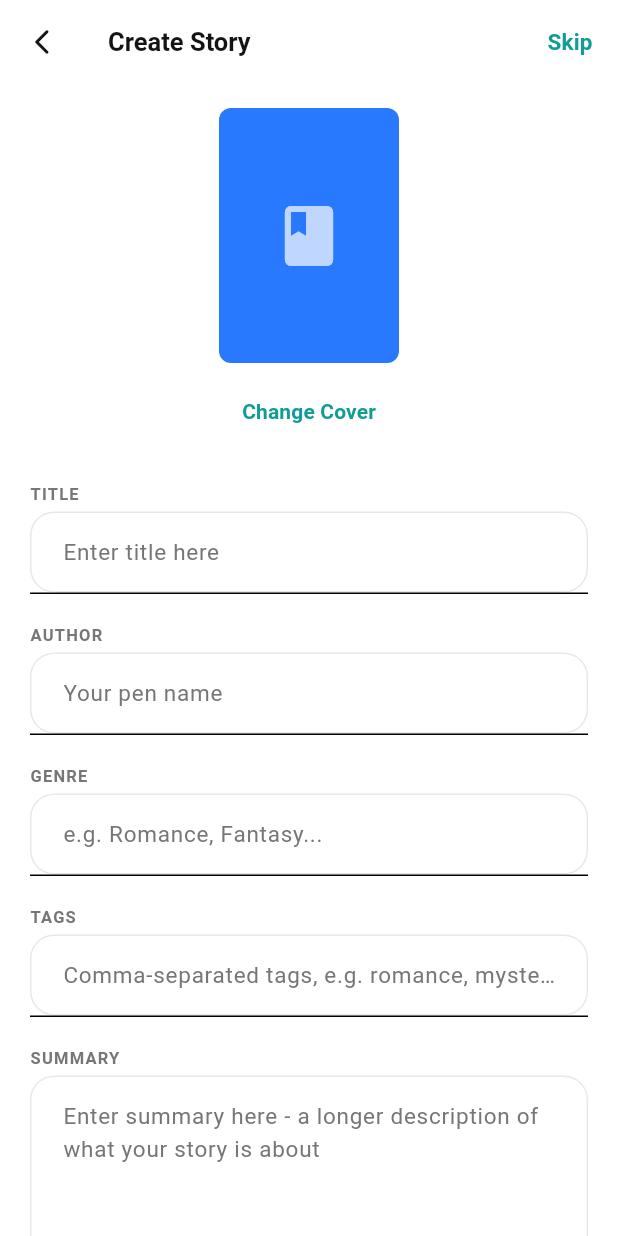
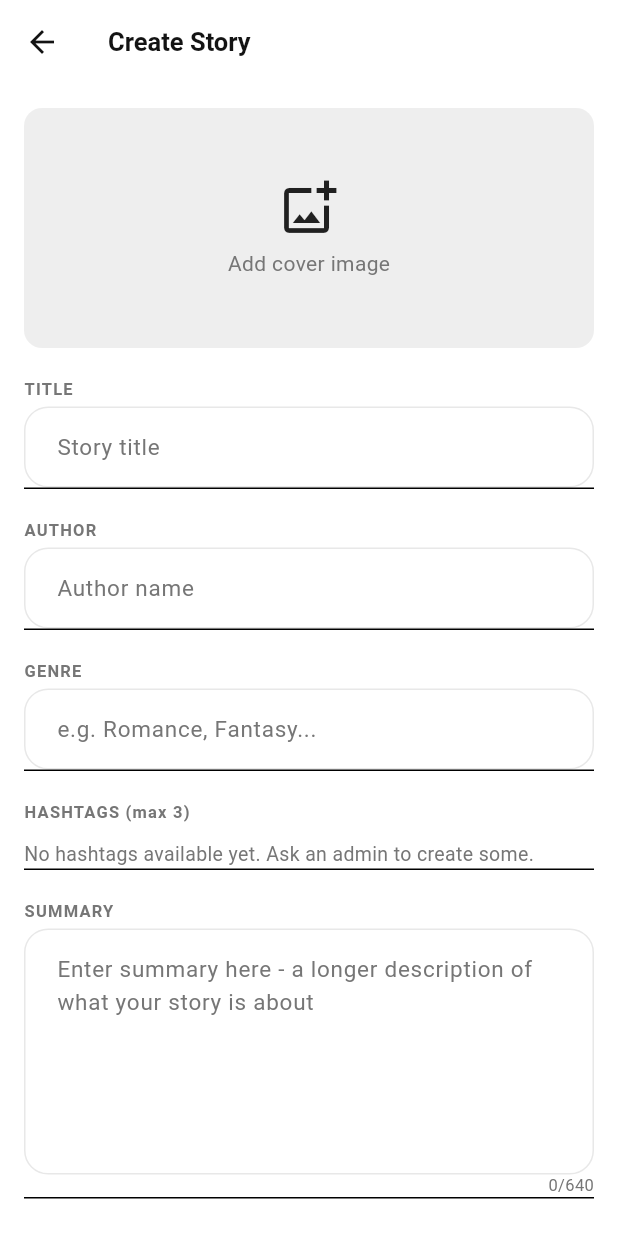
Before and after one commit to bsupun023-sketch/novel_mobile_app, a Flutter app: the CreateStoryScreen screen opened directly with empty values, on a phone screen of 412 x 824 dp. Run offline on Flutter 3.47's test engine with Material 3 defaults, Android fonts, the phone set to English and light mode, and no system bars; our stand-ins replace google_sign_in, image_picker, shared_preferences; accounts and stored records are empty; statements that could not run were skipped.

Commit message:
feat(flutter): hashtag chip picker on create story (admin tags, max 3)

```diff
--- a/lib/ui/screens/create_story_screen.dart
+++ b/lib/ui/screens/create_story_screen.dart
@@ -8,7 +8,7 @@ class CreateStoryScreen extends StatefulWidget {
   const CreateStoryScreen({super.key, required this.apiService, this.story});
 
   final ApiService apiService;
-  final Map<String, dynamic>? story; // non-null when editing
+  final Map<String, dynamic>? story;
 
   @override
   State<CreateStoryScreen> createState() => _CreateStoryScreenState();
@@ -23,6 +23,9 @@ class _CreateStoryScreenState extends State<CreateStoryScreen> {
   final ImagePicker _imagePicker = ImagePicker();
   bool _saving = false;
   String _coverPath = '';
+  final List<String> _selectedTags = [];
+  List<String> _availableTags = const [];
+  bool _loadingTags = false;
 
   bool get _isEditing => widget.story != null;
 
@@ -35,34 +38,60 @@ class _CreateStoryScreenState extends State<CreateStoryScreen> {
       _authorController.text = widget.story!['author']?.toString() ?? '';
       _genreController.text = widget.story!['genre']?.toString() ?? '';
       _coverPath = widget.story!['cover_path']?.toString() ?? '';
-      _tagsController.text =
-          (widget.story!['tags'] as List<dynamic>?)
+      final existing = (widget.story!['tags'] as List<dynamic>?)
               ?.map((item) => item.toString())
-              .join(', ') ??
-          '';
+              .toList() ??
+          <String>[];
+      _selectedTags.addAll(existing.take(3));
+      _tagsController.text = _selectedTags.join(', ');
     }
+    _loadAvailableTags();
+  }
+
+  Future<void> _loadAvailableTags() async {
+    setState(() => _loadingTags = true);
+    try {
+      final items = await widget.apiService.fetchTags();
+      if (!mounted) return;
+      setState(() {
+        _availableTags = items
+            .map((e) => (e['name'] as String? ?? '').trim())
+            .where((n) => n.isNotEmpty)
+            .toList();
+        _loadingTags = false;
+      });
+    } catch (_) {
+      if (mounted) setState(() => _loadingTags = false);
+    }
+  }
+
+  void _toggleTag(String name) {
+    setState(() {
+      if (_selectedTags.contains(name)) {
+        _selectedTags.remove(name);
+      } else if (_selectedTags.length < 3) {
+        _selectedTags.add(name);
+      } else {
+        ScaffoldMessenger.of(context).showSnackBar(
+          const SnackBar(content: Text('Maximum 3 hashtags per story')),
+        );
+        return;
+      }
+      _tagsController.text = _selectedTags.join(', ');
+    });
   }
 
   Future<void> _pickCover() async {
     final picked = await _imagePicker.pickImage(source: ImageSource.gallery);
-    if (picked == null) {
-      return;
-    }
-
+    if (picked == null) return;
     final bytes = await picked.readAsBytes();
-    final payload = await widget.apiService.uploadWriterImage(
-      bytes,
-      picked.name,
+    final payload = await widget.apiService.uploadWriterImage(bytes, picked.name);
+    final path = payload['path']?.toString() ?? '';
+    if (!mounted || path.isEmpty) return;
+    setState(() => _coverPath = path);
+    ScaffoldMessenger.of(context).showSnackBar(
+      const SnackBar(content: Text('Cover image uploaded')),
     );
-    final path = payload['path']?.toString() ?? '';
-    if (!mounted || path.isEmpty) {
-      return;
-    }
-
-    setState(() => _coverPath = path);
-    ScaffoldMessenger.of(
-      context,
-    ).showSnackBar(const SnackBar(content: Text('Cover image uploaded')));
   }
 
   @override
@@ -80,12 +109,11 @@ class _CreateStoryScreenState extends State<CreateStoryScreen> {
     final summary = _summaryController.text.trim();
     final author = _authorController.text.trim();
     final genre = _genreController.text.trim();
-    final tagsText = _tagsController.text.trim();
 
     if (title.isEmpty) {
-      ScaffoldMessenger.of(
-        context,
-      ).showSnackBar(const SnackBar(content: Text('Please enter a title')));
+      ScaffoldMessenger.of(context).showSnackBar(
+        const SnackBar(content: Text('Please enter a title')),
+      );
       return;
     }
 
@@ -97,13 +125,7 @@ class _CreateStoryScreenState extends State<CreateStoryScreen> {
         'author': author.isEmpty ? 'Me' : author,
         'genre': genre.isEmpty ? 'Fiction' : genre,
         'cover_path': _coverPath,
-        'tags': tagsText.isEmpty
-            ? <String>[]
-            : tagsText
-                  .split(',')
-                  .map((tag) => tag.trim())
-                  .where((tag) => tag.isNotEmpty)
-                  .toList(),
+        'tags': List<String>.from(_selectedTags.take(3)),
       };
 
       if (_isEditing) {
@@ -115,14 +137,12 @@ class _CreateStoryScreenState extends State<CreateStoryScreen> {
         await widget.apiService.createWriterStory(payload);
       }
 
-      if (mounted) {
-        Navigator.pop(context, true);
-      }
+      if (mounted) Navigator.pop(context, true);
     } catch (e) {
       if (mounted) {
-        ScaffoldMessenger.of(
-          context,
-        ).showSnackBar(SnackBar(content: Text('Error saving story: $e')));
+        ScaffoldMessenger.of(context).showSnackBar(
+          SnackBar(content: Text('Failed to save: $e')),
+        );
       }
     } finally {
       if (mounted) setState(() => _saving = false);
@@ -132,39 +152,22 @@ class _CreateStoryScreenState extends State<CreateStoryScreen> {
   @override
   Widget build(BuildContext context) {
     return Scaffold(
-      backgroundColor: Colors.white,
       appBar: AppBar(
-        backgroundColor: Colors.white,
-        elevation: 0,
-        leading: IconButton(
-          icon: const Icon(Icons.arrow_back_ios_new_rounded, size: 20),
-          onPressed: () => Navigator.pop(context),
-        ),
         title: Text(_isEditing ? 'Edit Story' : 'Create Story'),
-        actions: [
-          TextButton(
-            onPressed: () => Navigator.pop(context),
-            child: const Text(
-              'Skip',
-              style: TextStyle(color: AppTheme.brand, fontSize: 15),
-            ),
-          ),
-        ],
       ),
       body: SingleChildScrollView(
-        padding: const EdgeInsets.symmetric(horizontal: 20, vertical: 16),
+        padding: const EdgeInsets.all(16),
         child: Column(
-          crossAxisAlignment: CrossAxisAlignment.center,
+          crossAxisAlignment: CrossAxisAlignment.start,
           children: [
-            // Cover image
             GestureDetector(
               onTap: _pickCover,
               child: Container(
-                width: 120,
-                height: 170,
+                height: 160,
+                width: double.infinity,
                 decoration: BoxDecoration(
-                  color: const Color(0xFF2979FF),
-                  borderRadius: BorderRadius.circular(8),
+                  color: Colors.grey.shade200,
+                  borderRadius: BorderRadius.circular(12),
                   image: _coverPath.isEmpty
                       ? null
                       : DecorationImage(
@@ -175,32 +178,27 @@ class _CreateStoryScreenState extends State<CreateStoryScreen> {
                         ),
                 ),
                 child: _coverPath.isEmpty
-                    ? const Icon(
-                        Icons.book_rounded,
-                        color: Colors.white70,
-                        size: 48,
+                    ? const Center(
+                        child: Column(
+                          mainAxisSize: MainAxisSize.min,
+                          children: [
+                            Icon(Icons.add_photo_alternate_outlined, size: 40),
+                            SizedBox(height: 8),
+                            Text('Add cover image'),
+                          ],
+                        ),
                       )
                     : null,
               ),
             ),
-            const SizedBox(height: 8),
-            TextButton(
-              onPressed: _pickCover,
-              child: const Text(
-                'Change Cover',
-                style: TextStyle(color: AppTheme.brand, fontSize: 14),
-              ),
-            ),
-            const SizedBox(height: 24),
-
-            // Title field
+            const SizedBox(height: 20),
             _LabeledField(
               label: 'TITLE',
               child: TextField(
                 controller: _titleController,
                 style: const TextStyle(fontSize: 15),
                 decoration: const InputDecoration(
-                  hintText: 'Enter title here',
+                  hintText: 'Story title',
                   hintStyle: TextStyle(color: AppTheme.muted),
                   border: InputBorder.none,
                 ),
@@ -208,15 +206,13 @@ class _CreateStoryScreenState extends State<CreateStoryScreen> {
             ),
             const Divider(height: 1),
             const SizedBox(height: 20),
-
-            // Author field
             _LabeledField(
               label: 'AUTHOR',
               child: TextField(
                 controller: _authorController,
                 style: const TextStyle(fontSize: 15),
                 decoration: const InputDecoration(
-                  hintText: 'Your pen name',
+                  hintText: 'Author name',
                   hintStyle: TextStyle(color: AppTheme.muted),
                   border: InputBorder.none,
                 ),
@@ -224,8 +220,6 @@ class _CreateStoryScreenState extends State<CreateStoryScreen> {
             ),
             const Divider(height: 1),
             const SizedBox(height: 20),
-
-            // Genre field
             _LabeledField(
               label: 'GENRE',
               child: TextField(
@@ -240,24 +234,59 @@ class _CreateStoryScreenState extends State<CreateStoryScreen> {
             ),
             const Divider(height: 1),
             const SizedBox(height: 20),
-
-            // Tags field
             _LabeledField(
-              label: 'TAGS',
-              child: TextField(
-                controller: _tagsController,
-                style: const TextStyle(fontSize: 15),
-                decoration: const InputDecoration(
-                  hintText: 'Comma-separated tags, e.g. romance, mystery',
-                  hintStyle: TextStyle(color: AppTheme.muted),
-                  border: InputBorder.none,
-                ),
+              label: 'HASHTAGS (max 3)',
+              child: Column(
+                crossAxisAlignment: CrossAxisAlignment.start,
+                children: [
+                  if (_loadingTags)
+                    const Padding(
+                      padding: EdgeInsets.symmetric(vertical: 8),
+                      child: LinearProgressIndicator(minHeight: 2),
+                    ),
+                  if (_selectedTags.isNotEmpty)
+                    Wrap(
+                      spacing: 6,
+                      runSpacing: 6,
+                      children: _selectedTags
+                          .map(
+                            (t) => InputChip(
+                              label: Text(t.startsWith('#') ? t : '#$t'),
+                              onDeleted: () => _toggleTag(t),
+                              backgroundColor: const Color(0xFFFFF0EE),
+                              labelStyle: const TextStyle(
+                                color: Color(0xFFE85D4C),
+                                fontWeight: FontWeight.w600,
+                              ),
+                            ),
+                          )
+                          .toList(),
+                    ),
+                  const SizedBox(height: 8),
+                  if (_availableTags.isEmpty && !_loadingTags)
+                    const Text(
+                      'No hashtags available yet. Ask an admin to create some.',
+                      style: TextStyle(color: AppTheme.muted, fontSize: 13),
+                    )
+                  else
+                    Wrap(
+                      spacing: 6,
+                      runSpacing: 6,
+                      children: _availableTags
+                          .where((t) => !_selectedTags.contains(t))
+                          .map(
+                            (t) => ActionChip(
+                              label: Text(t.startsWith('#') ? t : '#$t'),
+                              onPressed: () => _toggleTag(t),
+                            ),
+                          )
+                          .toList(),
+                    ),
+                ],
               ),
             ),
             const Divider(height: 1),
             const SizedBox(height: 20),
-
-            // Summary field
             _LabeledField(
               label: 'SUMMARY',
               child: ValueListenableBuilder<TextEditingValue>(
@@ -293,8 +322,6 @@ class _CreateStoryScreenState extends State<CreateStoryScreen> {
             ),
             const Divider(height: 1),
             const SizedBox(height: 40),
-
-            // Save button
             SizedBox(
               width: double.infinity,
               child: FilledButton(
```
